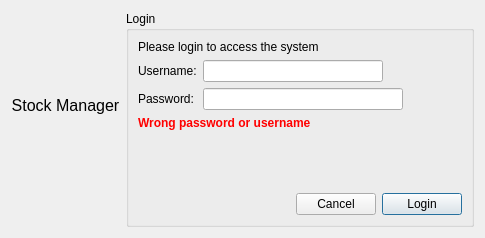
This is src/ui/login.ui in krivahtoo/stockmanager as Qt 5 draws it before an edit. The edited form follows.
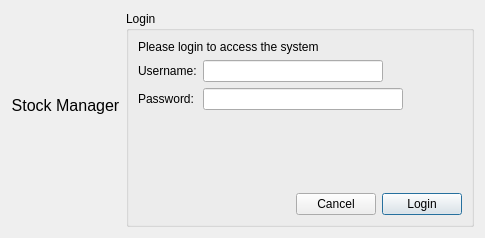
This is the edited form. Icons and pictures are not drawn.

Commit message: 🔥 Implemented login system

What changed in the file:
```diff
--- a/src/ui/login.ui
+++ b/src/ui/login.ui
@@ -83,13 +83,6 @@
           </item>
          </layout>
         </item>
-        <item>
-         <widget class="QLabel" name="lblInfo">
-          <property name="text">
-           <string>&lt;html&gt;&lt;head/&gt;&lt;body&gt;&lt;p&gt;&lt;span style=&quot; font-weight:600; color:#ff0000;&quot;&gt;Wrong password or username&lt;/span&gt;&lt;/p&gt;&lt;/body&gt;&lt;/html&gt;</string>
-          </property>
-         </widget>
-        </item>
         <item>
          <spacer name="verticalSpacer">
           <property name="orientation">
```
The commit also changes 10 other files.
